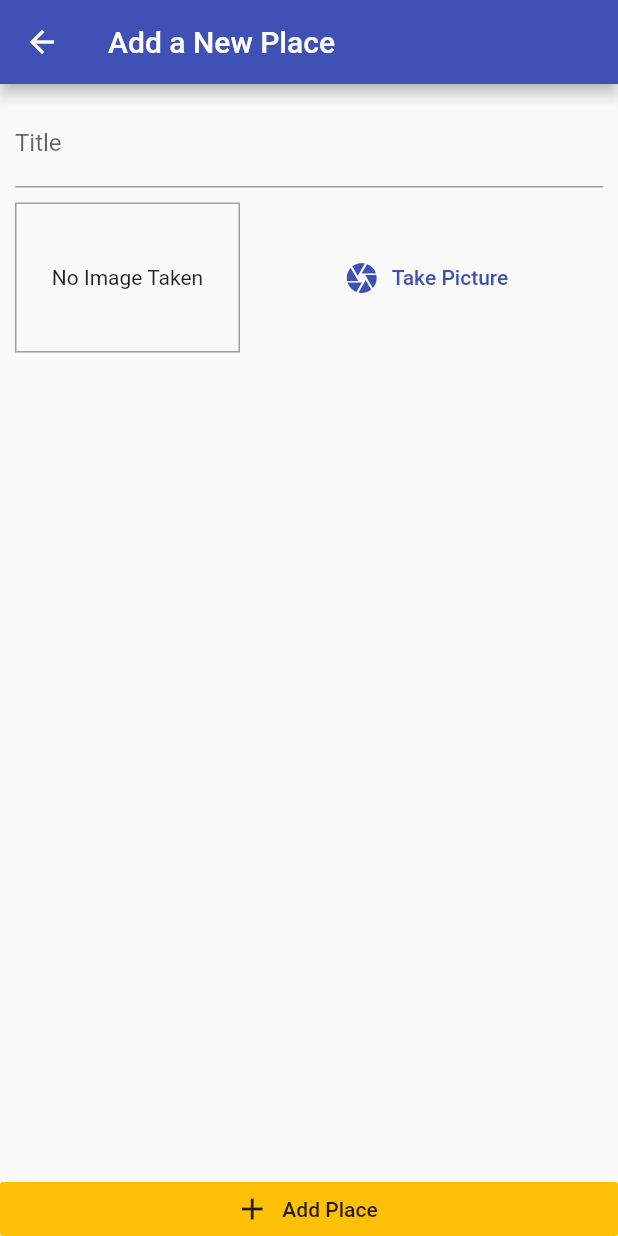
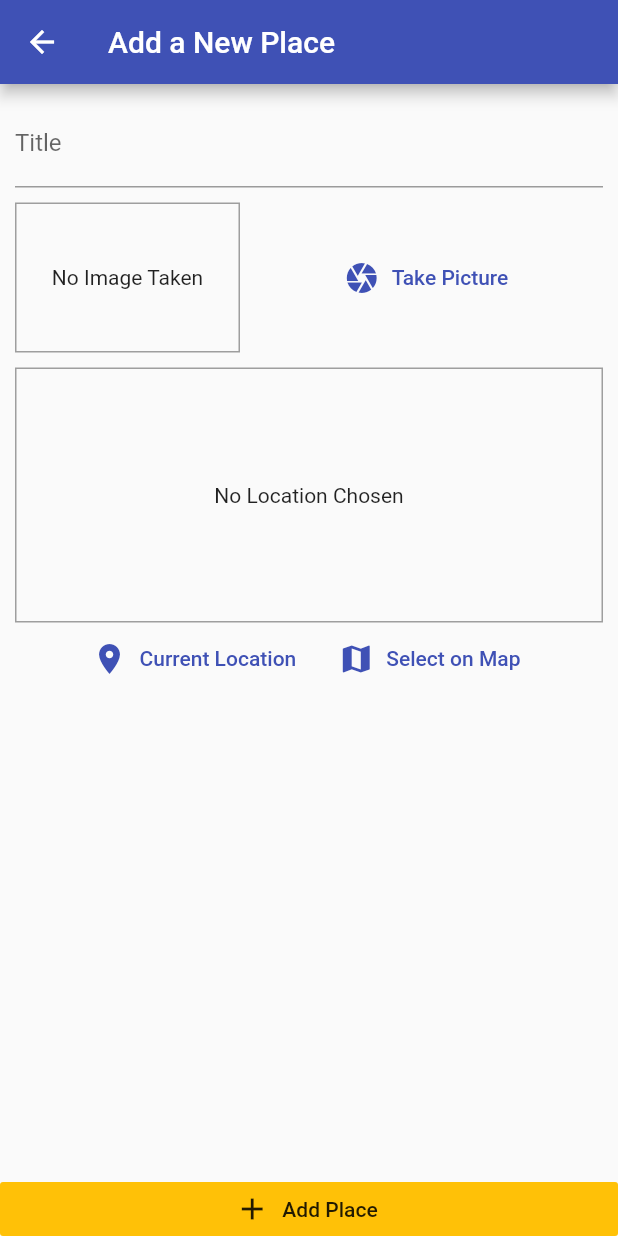
Before and after one commit to paulrsmithjnr/flutter_practice, a Flutter app: the AddPlaceScreen screen opened by its route, on a phone screen of 412 x 824 dp. Run offline on Flutter 3.47's test engine with Material 2 defaults, Android fonts, the light colour scheme and no system bars; our stand-ins replace image_picker, shared_preferences, sqflite; accounts and stored records are empty.

Commit message:
Updated the add_place_screen and added some dependencies to the project for fetching location

```diff
--- a/greatplaces/lib/screens/add_place_screen.dart
+++ b/greatplaces/lib/screens/add_place_screen.dart
@@ -4,6 +4,7 @@ import 'package:flutter/material.dart';
 import 'package:provider/provider.dart';
 
 import '../widgets/image_input.dart';
+import '../widgets/location_input.dart';
 import '../providers/great_places.dart';
 
 class AddPlaceScreen extends StatefulWidget {
@@ -54,6 +55,10 @@ class _AddPlaceScreenState extends State<AddPlaceScreen> {
                       height: 10,
                     ),
                     ImageInput(_selectImage),
+                    SizedBox(
+                      height: 10,
+                    ),
+                    LocationInput(),
                   ],
                 ),
               ),
--- /dev/null
+++ b/greatplaces/lib/widgets/location_input.dart
@@ -0,0 +1,57 @@
+import 'package:flutter/material.dart';
+
+class LocationInput extends StatefulWidget {
+  @override
+  _LocationInputState createState() => _LocationInputState();
+}
+
+class _LocationInputState extends State<LocationInput> {
+  String _previewImageUrl;
+
+  @override
+  Widget build(BuildContext context) {
+    return Column(
+      children: [
+        Container(
+          height: 170,
+          width: double.infinity,
+          alignment: Alignment.center,
+          decoration: BoxDecoration(
+            border: Border.all(width: 1, color: Colors.grey),
+          ),
+          child: _previewImageUrl == null
+              ? Text(
+                  'No Location Chosen',
+                  textAlign: TextAlign.center,
+                )
+              : Image.network(
+                  _previewImageUrl,
+                  fit: BoxFit.cover,
+                  width: double.infinity,
+                ),
+        ),
+        Row(
+          mainAxisAlignment: MainAxisAlignment.center,
+          children: [
+            FlatButton.icon(
+              icon: Icon(
+                Icons.location_on,
+              ),
+              label: Text('Current Location'),
+              textColor: Theme.of(context).primaryColor,
+              onPressed: () {},
+            ),
+            FlatButton.icon(
+              icon: Icon(
+                Icons.map,
+              ),
+              label: Text('Select on Map'),
+              textColor: Theme.of(context).primaryColor,
+              onPressed: () {},
+            ),
+          ],
+        )
+      ],
+    );
+  }
+}
--- a/greatplaces/pubspec.yaml
+++ b/greatplaces/pubspec.yaml
@@ -33,6 +33,7 @@ dependencies:
   path_provider: ^2.0.2
   path: ^1.8.0
   sqflite: ^2.0.0+3
+  location: ^4.2.3
 
 dev_dependencies:
   flutter_test:
```
Also changed, not shown: greatplaces/pubspec.lock, 2 other files.
